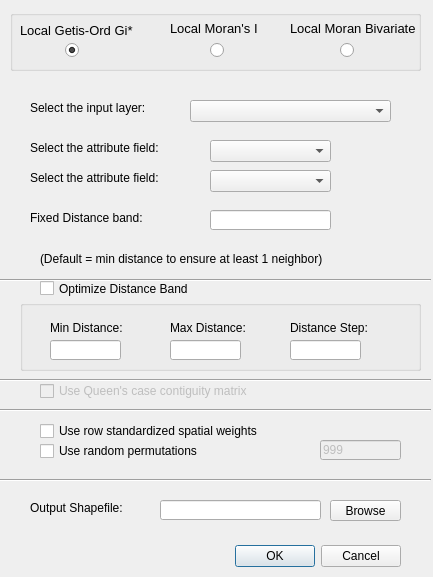
Before: the Qt Designer form hotspot_analysis_dialog_base.ui in danioxoli/HotSpotAnalysis_Plugin, drawn with Qt 5.
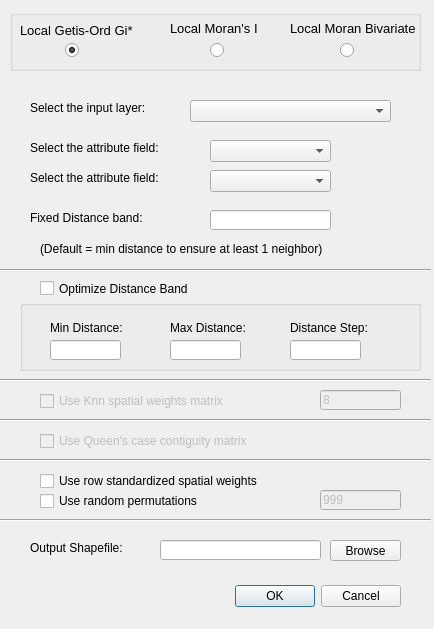
After: the same form once the commit is applied.

Diff of the .ui file:
```diff
--- a/hotspot_analysis_dialog_base.ui
+++ b/hotspot_analysis_dialog_base.ui
@@ -6,8 +6,8 @@
    <rect>
     <x>0</x>
     <y>0</y>
-    <width>433</width>
-    <height>577</height>
+    <width>434</width>
+    <height>629</height>
    </rect>
   </property>
   <property name="windowTitle">
@@ -17,7 +17,7 @@
    <property name="geometry">
     <rect>
      <x>60</x>
-     <y>540</y>
+     <y>580</y>
      <width>341</width>
      <height>32</height>
     </rect>
@@ -93,7 +93,7 @@
    <property name="geometry">
     <rect>
      <x>30</x>
-     <y>500</y>
+     <y>540</y>
      <width>131</width>
      <height>16</height>
     </rect>
@@ -131,7 +131,7 @@
    <property name="geometry">
     <rect>
      <x>330</x>
-     <y>500</y>
+     <y>540</y>
      <width>71</width>
      <height>21</height>
     </rect>
@@ -334,7 +334,7 @@
    <property name="geometry">
     <rect>
      <x>160</x>
-     <y>500</y>
+     <y>540</y>
      <width>161</width>
      <height>20</height>
     </rect>
@@ -350,7 +350,7 @@
    <property name="geometry">
     <rect>
      <x>40</x>
-     <y>250</y>
+     <y>240</y>
      <width>361</width>
      <height>17</height>
     </rect>
@@ -372,7 +372,7 @@
    <property name="geometry">
     <rect>
      <x>0</x>
-     <y>270</y>
+     <y>260</y>
      <width>431</width>
      <height>20</height>
     </rect>
@@ -410,7 +410,7 @@
    <property name="geometry">
     <rect>
      <x>0</x>
-     <y>470</y>
+     <y>510</y>
      <width>431</width>
      <height>20</height>
     </rect>
@@ -429,7 +429,7 @@
    <property name="geometry">
     <rect>
      <x>40</x>
-     <y>420</y>
+     <y>470</y>
      <width>301</width>
      <height>22</height>
     </rect>
@@ -448,7 +448,7 @@
    <property name="geometry">
     <rect>
      <x>40</x>
-     <y>440</y>
+     <y>490</y>
      <width>271</width>
      <height>22</height>
     </rect>
@@ -470,7 +470,7 @@
    <property name="geometry">
     <rect>
      <x>40</x>
-     <y>380</y>
+     <y>430</y>
      <width>301</width>
      <height>22</height>
     </rect>
@@ -489,7 +489,7 @@
    <property name="geometry">
     <rect>
      <x>0</x>
-     <y>400</y>
+     <y>410</y>
      <width>431</width>
      <height>20</height>
     </rect>
@@ -511,7 +511,7 @@
    <property name="geometry">
     <rect>
      <x>320</x>
-     <y>440</y>
+     <y>490</y>
      <width>81</width>
      <height>20</height>
     </rect>
@@ -685,6 +685,69 @@
     </property>
    </widget>
   </widget>
+  <widget class="QCheckBox" name="checkBox_knn">
+   <property name="enabled">
+    <bool>false</bool>
+   </property>
+   <property name="geometry">
+    <rect>
+     <x>40</x>
+     <y>390</y>
+     <width>301</width>
+     <height>22</height>
+    </rect>
+   </property>
+   <property name="font">
+    <font>
+     <family>Arial</family>
+     <pointsize>9</pointsize>
+    </font>
+   </property>
+   <property name="text">
+    <string>Use Knn spatial weights matrix</string>
+   </property>
+  </widget>
+  <widget class="Line" name="line_5">
+   <property name="geometry">
+    <rect>
+     <x>0</x>
+     <y>450</y>
+     <width>431</width>
+     <height>20</height>
+    </rect>
+   </property>
+   <property name="font">
+    <font>
+     <family>Arial</family>
+     <pointsize>9</pointsize>
+    </font>
+   </property>
+   <property name="orientation">
+    <enum>Qt::Horizontal</enum>
+   </property>
+  </widget>
+  <widget class="QLineEdit" name="knn_number">
+   <property name="enabled">
+    <bool>false</bool>
+   </property>
+   <property name="geometry">
+    <rect>
+     <x>320</x>
+     <y>390</y>
+     <width>81</width>
+     <height>20</height>
+    </rect>
+   </property>
+   <property name="font">
+    <font>
+     <family>Arial</family>
+     <pointsize>9</pointsize>
+    </font>
+   </property>
+   <property name="text">
+    <string>8</string>
+   </property>
+  </widget>
  </widget>
  <resources/>
  <connections>
```
